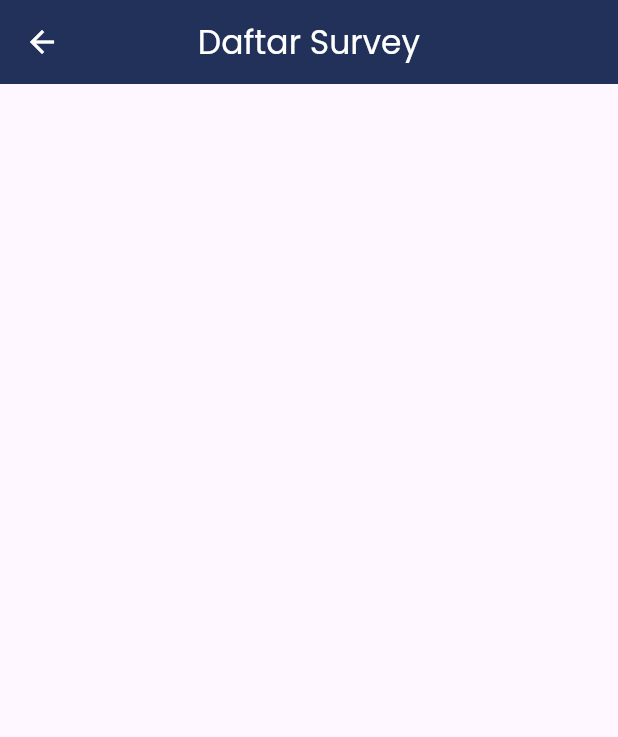
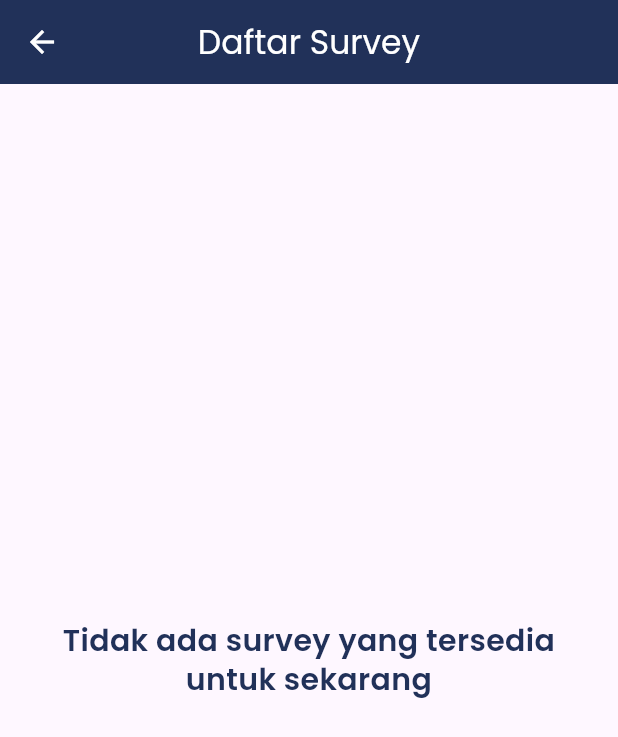
Before and after one commit to cikoedofebrians/qc_entry, a Flutter app: the SurveyListView screen opened directly, on a phone screen of 412 x 824 dp. Shown: the top 737 px of the screen. Run offline on Flutter 3.47's test engine with Material 3 defaults, Android fonts, the phone set to English and light mode, and no system bars; our stand-ins replace dartz, dio, flutter_html, get_it, internet_connection_checker, shared_preferences; accounts and stored records are empty; network calls fail.

Commit message:
feat: create empty case for list survey

```diff
--- a/lib/presentation/survey/list/screen/survey_list_page.dart
+++ b/lib/presentation/survey/list/screen/survey_list_page.dart
@@ -1,6 +1,9 @@
 import 'package:flutter/material.dart';
 import 'package:provider/provider.dart';
+import 'package:qc_entry/core/extension/text_extension.dart';
 import 'package:qc_entry/core/injector/injector.dart';
+import 'package:qc_entry/core/theme/app_color.dart';
+import 'package:qc_entry/core/theme/app_text.dart';
 import 'package:qc_entry/presentation/survey/list/component/survey_list_item.dart';
 import 'package:qc_entry/presentation/survey/list/provider/survey_list_provider.dart';
 
@@ -31,10 +34,24 @@ class SurveyListView extends StatelessWidget {
           ? const Center(
               child: CircularProgressIndicator(),
             )
+          : surveyListProvider.surveyList.isEmpty
+              ? Center(
+                  child: Padding(
+                    padding: const EdgeInsets.symmetric(horizontal: 24),
+                    child: Text(
+                      "Tidak ada survey yang tersedia untuk sekarang",
+                      textAlign: TextAlign.center,
+                      style: AppTextStyle.heading5
+                          .setSemiBold()
+                          .copyWith(color: AppColor.primaryColor),
+                    ),
+                  ),
+                )
               : ListView.separated(
                   padding: const EdgeInsets.all(24),
                   itemBuilder: (_, index) => SurveyListItem(
-                    deskripsi: surveyListProvider.surveyList[index].deskripsi,
+                        deskripsi:
+                            surveyListProvider.surveyList[index].deskripsi,
                         title: surveyListProvider.surveyList[index].judul,
                         id: surveyListProvider.surveyList[index].id,
                       ),
```
Lines whose indentation alone changed are shown as unchanged.
